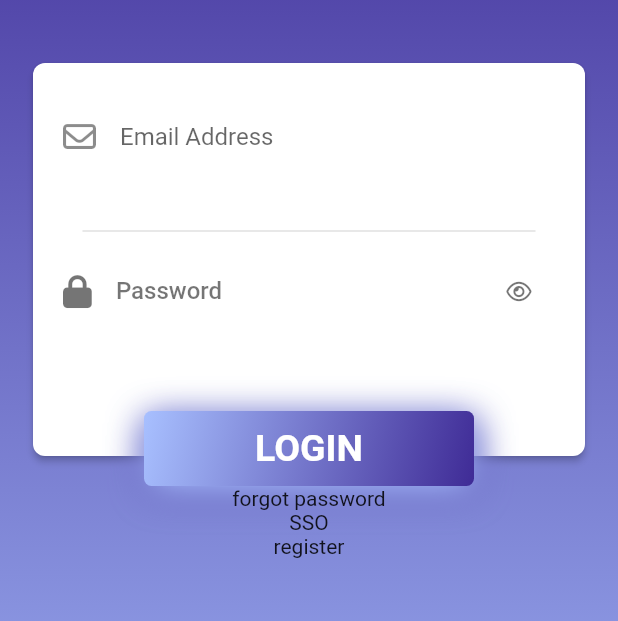
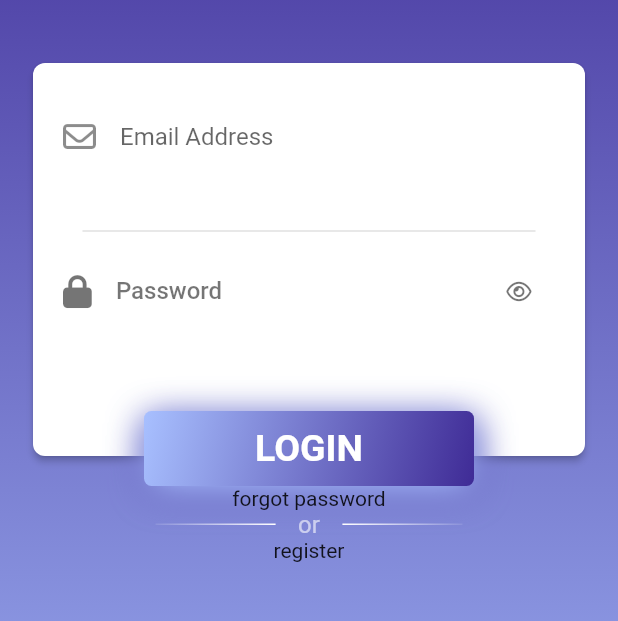
Before and after one commit to AUNG533/My_Stock, a Flutter app: the screen it shows after launch, on a phone screen of 412 x 824 dp, the part 240-861 px from its top. Run offline on Flutter 3.47's test engine with Material 2 defaults, Android fonts, the phone set to English and light mode, and no system bars; our stand-ins replace another_flushbar, font_awesome_flutter.

Commit message:
Single Sign On part 1

```diff
--- a/lib/src/pages/login/login_page.dart
+++ b/lib/src/pages/login/login_page.dart
@@ -4,6 +4,7 @@ import 'package:flutter/material.dart';
 import 'package:mystock/src/config/theme.dart' as custom_theme;
 import 'package:mystock/src/pages/login/widgets/header.dart';
 import 'package:mystock/src/pages/login/widgets/login_form.dart';
+import 'package:mystock/src/pages/login/widgets/single_sign_on.dart';
 
 
 class LoginPage extends StatelessWidget {
@@ -25,7 +26,7 @@ class LoginPage extends StatelessWidget {
               Header(),
               LoginForm(),
               Text('forgot password'),
-              Text('SSO'),
+              SingleSingOn(),
               Text('register'),
             ],
           ),
--- /dev/null
+++ b/lib/src/pages/login/widgets/single_sign_on.dart
@@ -0,0 +1,45 @@
+import 'package:flutter/material.dart';
+
+class SingleSingOn extends StatelessWidget {
+  const SingleSingOn({Key? key}) : super(key: key);
+
+  @override
+  Widget build(BuildContext context) {
+    return Column(
+      children: [
+        _buildDivider(),
+      ],
+    );
+  }
+
+  _buildDivider() {
+    final gradientColor = [Colors.white, Colors.white10];
+    // ignore: prefer_function_declarations_over_variables
+    final line = (List<Color> colors) => Container(
+          decoration: BoxDecoration(
+            gradient: LinearGradient(
+              colors: colors,
+              begin: Alignment.centerRight,
+              end: Alignment.centerLeft,
+              stops: const [0.0, 1.0],
+            ),
+          ),
+          width: 80,
+          height: 1.0,
+        );
+    return Row(
+      mainAxisAlignment: MainAxisAlignment.center,
+      children: [
+        line(gradientColor),
+        const Padding(
+          padding: EdgeInsets.symmetric(horizontal: 15),
+          child: Text(
+            'or',
+            style: TextStyle(color: Colors.white60, fontSize: 16.0),
+          ),
+        ),
+        line(gradientColor.reversed.toList()),
+      ],
+    );
+  }
+}
```
